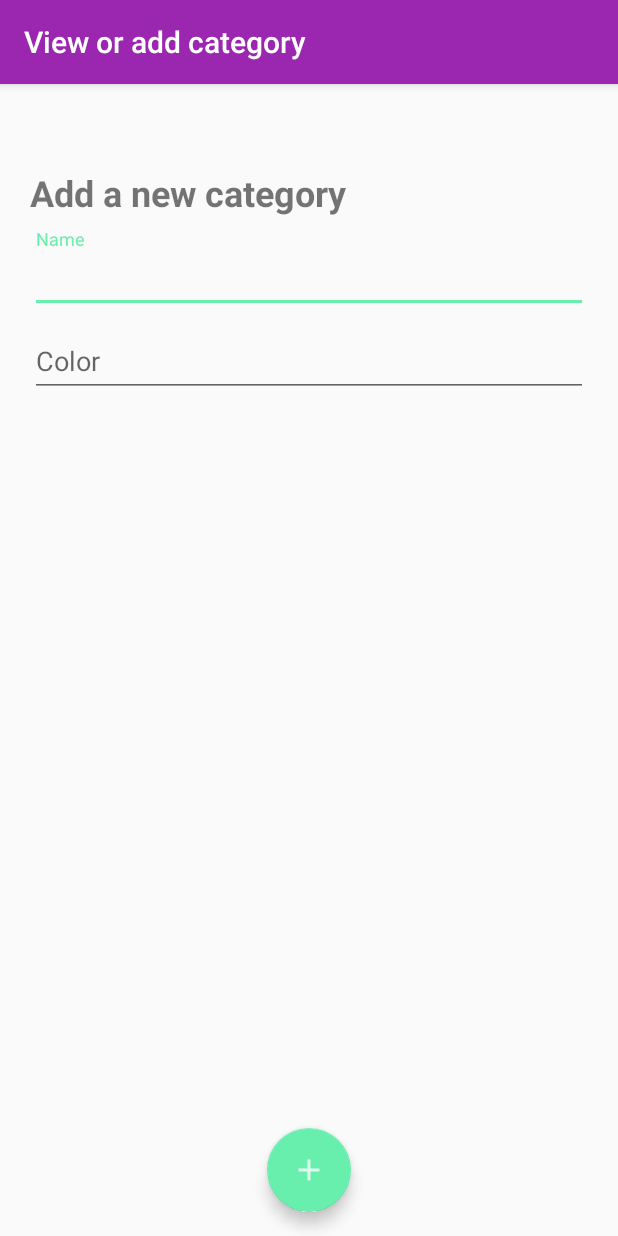
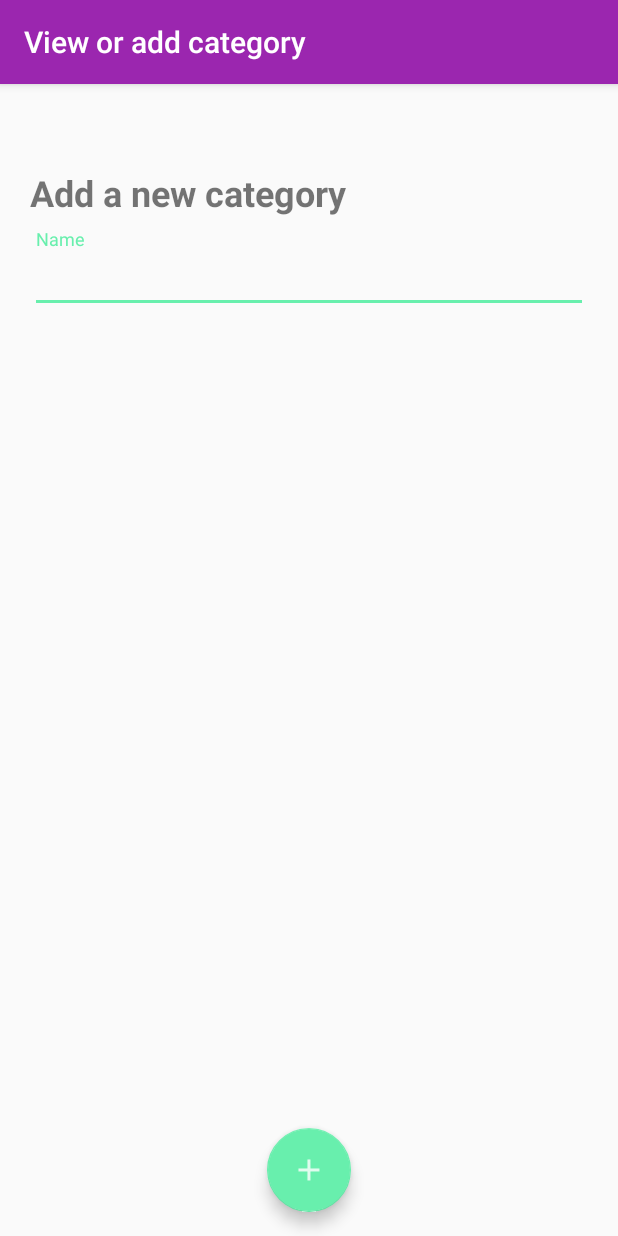
Before and after one commit to SuryaThiru/expensio-WINSEM18, an Android app: the AddCategory screen opened directly, with no data from a screen before it, on a phone screen of 412 x 824 dp. Run offline under Robolectric (Android 15) with nearby library versions, the light colour scheme and no system bars; libraries missing offline, so code that uses them is left out: io.realm.

Commit message:
link delete buttons - fixes #7, fix form errors in loan, del categ color

```diff
--- a/app/src/main/java/com/nas/android/expensio/AddCategory.kt
+++ b/app/src/main/java/com/nas/android/expensio/AddCategory.kt
@@ -18,10 +18,9 @@ class AddCategory : AppCompatActivity() {
 
         category_add.setOnClickListener {
             val name = input_name.text.toString()
-            val color = input_color.text.toString()
 
             val realm = Realm.getDefaultInstance()
-            addCategory(realm, name, color)
+            addCategory(realm, name)
 
             Log.i("Realm write", "added new category")
             Toast.makeText(this, "Added new category", Toast.LENGTH_SHORT).show()
--- a/app/src/main/java/com/nas/android/expensio/ViewSpendTrends.kt
+++ b/app/src/main/java/com/nas/android/expensio/ViewSpendTrends.kt
@@ -7,7 +7,6 @@ import com.github.mikephil.charting.data.*
 import kotlinx.android.synthetic.main.activity_view_spend_trends.*
 import model.getTotalByCategory
 import model.getTotalByDate
-import java.util.*
 import kotlin.collections.ArrayList
 
 class ViewSpendTrends : AppCompatActivity() {
--- a/app/src/main/res/layout/activity_add_category.xml
+++ b/app/src/main/res/layout/activity_add_category.xml
@@ -43,19 +43,6 @@
                 android:hint="@string/name" />
         </android.support.design.widget.TextInputLayout>
 
-        <android.support.design.widget.TextInputLayout
-            android:id="@+id/category_color"
-            android:layout_width="match_parent"
-            android:layout_height="wrap_content">
-
-            <EditText
-                android:id="@+id/input_color"
-                android:layout_width="match_parent"
-                android:layout_height="wrap_content"
-                android:inputType="textEmailAddress"
-                android:hint="@string/color" />
-        </android.support.design.widget.TextInputLayout>
-
     </LinearLayout>
 
     <android.support.design.widget.FloatingActionButton
--- a/app/src/main/res/layout/category_list_cell.xml
+++ b/app/src/main/res/layout/category_list_cell.xml
@@ -29,7 +29,7 @@
                 android:textSize="18sp"
                 android:textStyle="bold" />
             <android.support.design.widget.FloatingActionButton
-                android:id="@+id/fab_delete_expense"
+                android:id="@+id/fab_delete_category"
                 android:layout_width="wrap_content"
                 android:layout_height="wrap_content"
                 android:layout_alignParentEnd="true"
```
Also changed, not shown: app/src/main/java/com/nas/android/expensio/AddDebtOrLoan.kt (+8 -7 lines), app/src/main/java/com/nas/android/expensio/CategoryListAdapter.kt (+20 -6 lines), app/src/main/java/com/nas/android/expensio/DebtsAndLoansAdapter.kt (+22 -3 lines), app/src/main/java/com/nas/android/expensio/MainAdapter.kt (+25 -0 lines), app/src/main/java/model/dbutils.kt (+5 -7 lines).
